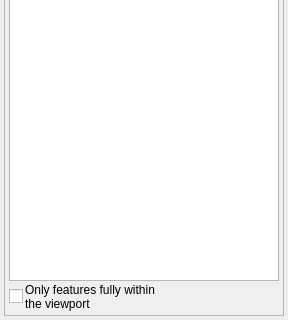
Above: src/Docks/FeaturesDock.ui from openstreetmap/merkaartor before the change; both pictures show x 0 to 288 and y 139 to 459 of the 288 by 459 pixel window. Below: the same form after it.
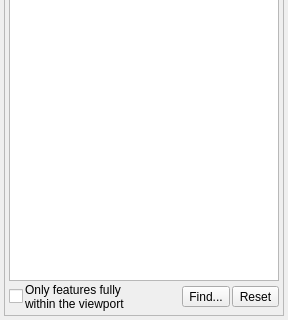
That is the form after the change.

Commit message: ADD : Add a "Find" button to the Feature dock. Press "Reset" to revert to list current features.

```diff
--- a/src/Docks/FeaturesDock.ui
+++ b/src/Docks/FeaturesDock.ui
@@ -95,6 +95,20 @@
           </property>
          </spacer>
         </item>
+        <item>
+         <widget class="QToolButton" name="btFind">
+          <property name="text">
+           <string>Find...</string>
+          </property>
+         </widget>
+        </item>
+        <item>
+         <widget class="QToolButton" name="btReset">
+          <property name="text">
+           <string>Reset</string>
+          </property>
+         </widget>
+        </item>
        </layout>
       </item>
      </layout>
```
The commit also changes 15 other files.
